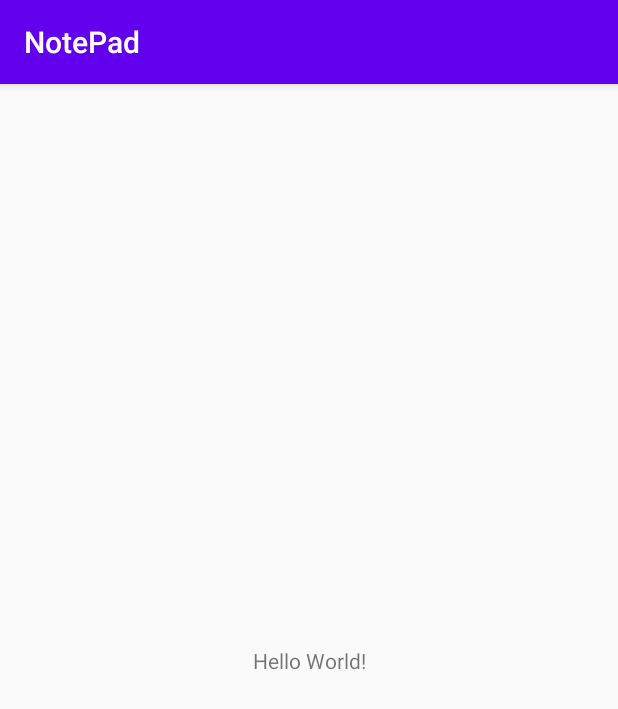
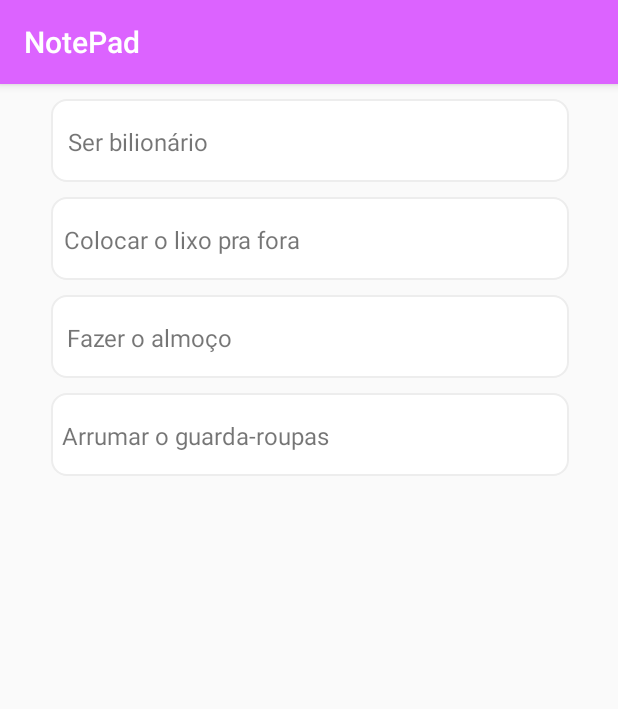
Before and after one commit to GustavoHenriqueDK/AS-Notepad, an Android app: the screen it shows after launch (MainActivity), on a phone screen of 412 x 824 dp. Shown: the top 709 px of the screen. Run offline under Robolectric (Android 15) with nearby library versions, the phone set to English and light mode, and no system bars.

Commit message:
RecyclerAdapter concluído

```diff
--- a/app/build.gradle
+++ b/app/build.gradle
@@ -31,4 +31,5 @@ dependencies {
     testImplementation 'junit:junit:4.12'
     androidTestImplementation 'androidx.test.ext:junit:1.1.1'
     androidTestImplementation 'androidx.test.espresso:espresso-core:3.2.0'
+    implementation 'androidx.recyclerview:recyclerview:1.1.0'
 }
--- a/app/src/main/AndroidManifest.xml
+++ b/app/src/main/AndroidManifest.xml
@@ -9,7 +9,7 @@
         android:roundIcon="@mipmap/ic_launcher_round"
         android:supportsRtl="true"
         android:theme="@style/AppTheme">
-        <activity android:name=".MainActivity">
+        <activity android:name=".view.MainActivity">
             <intent-filter>
                 <action android:name="android.intent.action.MAIN" />
 
--- a/app/src/main/java/com/example/notepad/MainActivity.java
+++ /dev/null
@@ -1,14 +0,0 @@
-package com.example.notepad;
-
-import androidx.appcompat.app.AppCompatActivity;
-
-import android.os.Bundle;
-
-public class MainActivity extends AppCompatActivity {
-
-    @Override
-    protected void onCreate(Bundle savedInstanceState) {
-        super.onCreate(savedInstanceState);
-        setContentView(R.layout.activity_main);
-    }
-}
--- /dev/null
+++ b/app/src/main/java/com/example/notepad/view/MainActivity.java
@@ -0,0 +1,47 @@
+package com.example.notepad.view;
+
+import androidx.appcompat.app.AppCompatActivity;
+import androidx.recyclerview.widget.DividerItemDecoration;
+import androidx.recyclerview.widget.LinearLayoutManager;
+import androidx.recyclerview.widget.RecyclerView;
+
+import android.content.Context;
+import android.os.Bundle;
+
+import com.example.notepad.R;
+
+import java.util.ArrayList;
+import java.util.List;
+
+public class MainActivity extends AppCompatActivity {
+
+     List<String> notePad;
+    private Context context;
+    private RecyclerView recyclerView;
+
+    @Override
+    protected void onCreate(Bundle savedInstanceState) {
+        super.onCreate(savedInstanceState);
+        setContentView(R.layout.activity_main);
+
+        notePad = new ArrayList<>();
+
+        setaAdapterRecyclerView();
+    }
+
+    private void setaAdapterRecyclerView() {
+
+        RecyclerAdapter recyclerAdapter = new RecyclerAdapter(notePad, context);
+        recyclerView = findViewById(R.id.recyclerView);
+
+        notePad.add("Ser bilionário");
+        notePad.add("Colocar o lixo pra fora");
+        notePad.add("Fazer o almoço");
+        notePad.add("Arrumar o guarda-roupas");
+
+        recyclerView.setAdapter(recyclerAdapter);
+        recyclerAdapter.notifyDataSetChanged();
+        recyclerView.setLayoutManager(new LinearLayoutManager(this));
+    }
+
+}
--- /dev/null
+++ b/app/src/main/java/com/example/notepad/view/RecyclerAdapter.java
@@ -0,0 +1,53 @@
+package com.example.notepad.view;
+
+import android.content.Context;
+import android.view.LayoutInflater;
+import android.view.View;
+import android.view.ViewGroup;
+import android.widget.TextView;
+
+import androidx.annotation.NonNull;
+import androidx.recyclerview.widget.RecyclerView;
+
+import com.example.notepad.R;
+
+import java.util.List;
+
+public class RecyclerAdapter extends RecyclerView.Adapter<RecyclerAdapter.ListaViewHolder> {
+
+    List<String> listaDeNotas;
+    Context context;
+
+    public RecyclerAdapter(List<String> listaDeNotas, Context context) {
+        this.listaDeNotas = listaDeNotas;
+        this.context = context;
+    }
+
+    @NonNull
+    @Override
+    public ListaViewHolder onCreateViewHolder(@NonNull ViewGroup parent, int viewType) {
+        View view = LayoutInflater.from(parent.getContext()).inflate(R.layout.recyclerview_layout, parent, false);
+        return new ListaViewHolder(view);
+    }
+
+    @Override
+    public void onBindViewHolder(@NonNull ListaViewHolder holder, int position) {
+        holder.textNote.setText(listaDeNotas.get(position));
+    }
+
+    @Override
+    public int getItemCount() {
+        return listaDeNotas.size();
+    }
+
+    static class ListaViewHolder extends RecyclerView.ViewHolder {
+
+        private TextView textNote;
+
+        public ListaViewHolder(@NonNull final View itemView) {
+            super(itemView);
+            textNote = itemView.findViewById(R.id.textView);
+        }
+    }
+
+}
--- /dev/null
+++ b/app/src/main/res/drawable/constraintlayout_shape.xml
@@ -0,0 +1,18 @@
+<?xml version="1.0" encoding="utf-8"?>
+<shape xmlns:android="http://schemas.android.com/apk/res/android"
+
+    android:shape="rectangle">
+
+    <solid
+        android:color="@color/colorWhite">
+    </solid>
+
+    <stroke android:width="1dip" android:color="#EDEDED"/>
+
+    <corners
+        android:bottomLeftRadius="10dp"
+        android:topLeftRadius="10dp"
+        android:bottomRightRadius="10dp"
+        android:topRightRadius="10dp">
+    </corners>
+</shape>
--- a/app/src/main/res/layout/activity_main.xml
+++ b/app/src/main/res/layout/activity_main.xml
@@ -4,15 +4,16 @@
     xmlns:tools="http://schemas.android.com/tools"
     android:layout_width="match_parent"
     android:layout_height="match_parent"
-    tools:context=".MainActivity">
+    tools:context=".view.MainActivity">
 
-    <TextView
-        android:layout_width="wrap_content"
-        android:layout_height="wrap_content"
-        android:text="Hello World!"
+    <androidx.recyclerview.widget.RecyclerView
+        android:id="@+id/recyclerView"
+        android:layout_width="345dp"
+        android:layout_height="match_parent"
         app:layout_constraintBottom_toBottomOf="parent"
-        app:layout_constraintLeft_toLeftOf="parent"
-        app:layout_constraintRight_toRightOf="parent"
-        app:layout_constraintTop_toTopOf="parent" />
-
+        app:layout_constraintEnd_toEndOf="parent"
+        app:layout_constraintHorizontal_bias="0.51"
+        app:layout_constraintStart_toStartOf="parent"
+        app:layout_constraintTop_toTopOf="parent"
+        tools:listitem="@layout/recyclerview_layout" />
 </androidx.constraintlayout.widget.ConstraintLayout>
--- /dev/null
+++ b/app/src/main/res/layout/recyclerview_layout.xml
@@ -0,0 +1,24 @@
+<?xml version="1.0" encoding="utf-8"?>
+<androidx.constraintlayout.widget.ConstraintLayout xmlns:android="http://schemas.android.com/apk/res/android"
+    xmlns:app="http://schemas.android.com/apk/res-auto"
+    xmlns:tools="http://schemas.android.com/tools"
+    android:layout_width="345dp"
+    android:layout_height="55dp"
+    android:layout_gravity="center|top"
+    android:layout_marginTop="10dp"
+    android:background="@drawable/constraintlayout_shape">
+
+    <TextView
+        android:id="@+id/textView"
+        android:layout_width="wrap_content"
+        android:layout_height="wrap_content"
+        android:fontFamily="sans-serif"
+        android:text="TextView"
+        android:textSize="16dp"
+        app:layout_constraintBottom_toBottomOf="parent"
+        app:layout_constraintEnd_toEndOf="parent"
+        app:layout_constraintHorizontal_bias="0.045"
+        app:layout_constraintStart_toStartOf="parent"
+        app:layout_constraintTop_toTopOf="parent"
+        app:layout_constraintVertical_bias="0.516" />
+</androidx.constraintlayout.widget.ConstraintLayout>
--- a/app/src/main/res/values/colors.xml
+++ b/app/src/main/res/values/colors.xml
@@ -1,6 +1,6 @@
 <?xml version="1.0" encoding="utf-8"?>
 <resources>
-    <color name="colorPrimary">#6200EE</color>
-    <color name="colorPrimaryDark">#3700B3</color>
-    <color name="colorAccent">#03DAC5</color>
+    <color name="colorPrimary">#DC63FF</color>
+    <color name="colorPrimaryDark">#DC63FF</color>
+    <color name="colorWhite">#FFFFFF</color>
 </resources>
--- a/app/src/main/res/values/styles.xml
+++ b/app/src/main/res/values/styles.xml
@@ -5,7 +5,6 @@
         <!-- Customize your theme here. -->
         <item name="colorPrimary">@color/colorPrimary</item>
         <item name="colorPrimaryDark">@color/colorPrimaryDark</item>
-        <item name="colorAccent">@color/colorAccent</item>
     </style>
 
 </resources>
```
Also changed, not shown: 1 other file.
